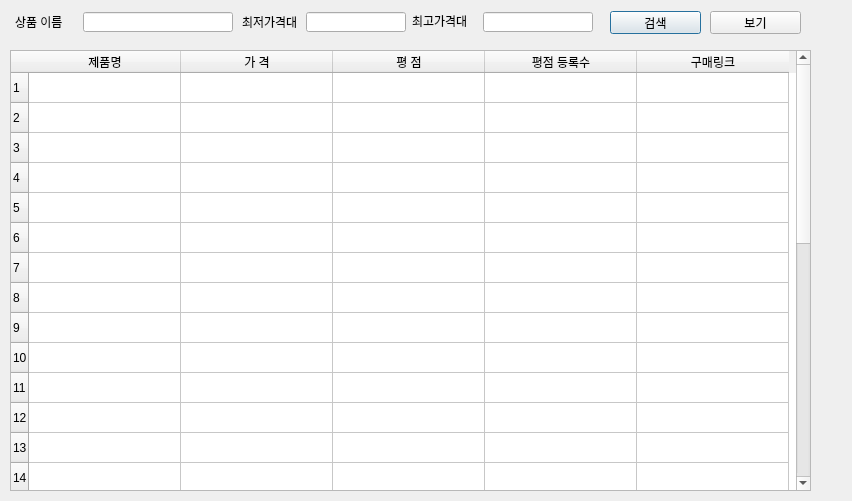
Before: the Qt Designer form python_work/pythonproject/dialog2.ui in huni0420/AI_4th_Class, drawn with Qt 5.
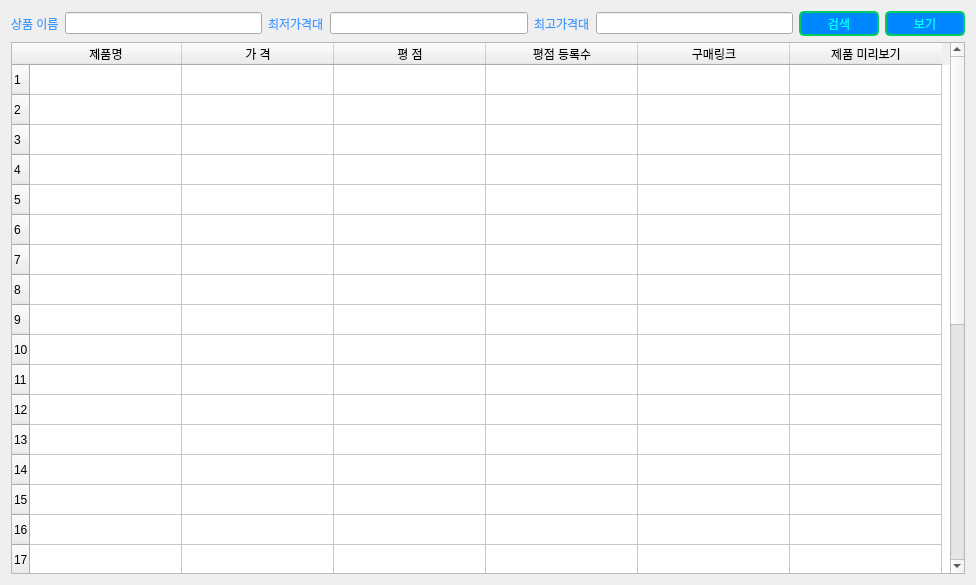
After: the same form once the commit is applied. Icons and pictures are not drawn.

What changed in the file:
```diff
--- a/python_work/pythonproject/dialog2.ui
+++ b/python_work/pythonproject/dialog2.ui
@@ -6,92 +6,111 @@
    <rect>
     <x>0</x>
     <y>0</y>
-    <width>852</width>
-    <height>501</height>
+    <width>976</width>
+    <height>585</height>
    </rect>
   </property>
+  <property name="minimumSize">
+   <size>
+    <width>840</width>
+    <height>585</height>
+   </size>
+  </property>
   <property name="windowTitle">
    <string>Dialog</string>
   </property>
+  <property name="styleSheet">
+   <string notr="true">QPushButton{
+	color: rgb(0, 255, 255);
+	background-color:  rgb(0, 135, 255);
+	border: 2px solid rgb(0, 204, 100);
+	border-radius: 5px;
+}
+QPushButton:pressed { background-color:rgb(35, 200, 100) }
+
+
+#Dialog{
+	background:url(&quot;C:/Users/KB/Desktop/sss/python_work/pythonProject/배경11.png&quot;)
+
+}
+QLabel{
+	color: rgb(58, 154, 255);
+}</string>
+  </property>
+  <layout class="QGridLayout" name="gridLayout">
+   <item row="0" column="0">
   <widget class="QLabel" name="label">
-   <property name="geometry">
-    <rect>
-     <x>15</x>
-     <y>12</y>
-     <width>71</width>
-     <height>20</height>
-    </rect>
-   </property>
    <property name="text">
     <string>상품 이름</string>
    </property>
   </widget>
+   </item>
+   <item row="0" column="1">
+    <widget class="QLineEdit" name="lineEdit">
+     <property name="toolTip">
+      <string>상품이름 입력</string>
+     </property>
+    </widget>
+   </item>
+   <item row="0" column="2">
   <widget class="QLabel" name="label_2">
-   <property name="geometry">
-    <rect>
-     <x>242</x>
-     <y>12</y>
-     <width>60</width>
-     <height>20</height>
-    </rect>
-   </property>
    <property name="text">
     <string>최저가격대</string>
    </property>
   </widget>
+   </item>
+   <item row="0" column="3">
+    <widget class="QLineEdit" name="lineEdit_2"/>
+   </item>
+   <item row="0" column="4">
   <widget class="QLabel" name="label_3">
-   <property name="geometry">
-    <rect>
-     <x>412</x>
-     <y>11</y>
-     <width>60</width>
-     <height>20</height>
-    </rect>
-   </property>
    <property name="text">
     <string>최고가격대</string>
    </property>
   </widget>
+   </item>
+   <item row="0" column="5">
+    <widget class="QLineEdit" name="lineEdit_3"/>
+   </item>
+   <item row="0" column="6">
   <widget class="QPushButton" name="pushButton">
-   <property name="geometry">
-    <rect>
-     <x>610</x>
-     <y>11</y>
-     <width>91</width>
-     <height>23</height>
-    </rect>
+     <property name="sizePolicy">
+      <sizepolicy hsizetype="Minimum" vsizetype="Fixed">
+       <horstretch>0</horstretch>
+       <verstretch>0</verstretch>
+      </sizepolicy>
+     </property>
+     <property name="minimumSize">
+      <size>
+       <width>80</width>
+       <height>25</height>
+      </size>
    </property>
    <property name="text">
     <string>검색</string>
    </property>
   </widget>
+   </item>
+   <item row="0" column="7">
   <widget class="QPushButton" name="pushButton_2">
-   <property name="geometry">
-    <rect>
-     <x>710</x>
-     <y>11</y>
-     <width>91</width>
-     <height>23</height>
-    </rect>
+     <property name="minimumSize">
+      <size>
+       <width>80</width>
+       <height>25</height>
+      </size>
    </property>
    <property name="text">
     <string>보기</string>
    </property>
   </widget>
+   </item>
+   <item row="1" column="0" colspan="8">
   <widget class="QTableWidget" name="tableWidget">
-   <property name="geometry">
-    <rect>
-     <x>10</x>
-     <y>50</y>
-     <width>801</width>
-     <height>441</height>
-    </rect>
-   </property>
    <property name="rowCount">
     <number>30</number>
    </property>
    <property name="columnCount">
-    <number>5</number>
+      <number>6</number>
    </property>
    <attribute name="horizontalHeaderDefaultSectionSize">
     <number>152</number>
@@ -160,37 +179,14 @@
      <string>구매링크</string>
     </property>
    </column>
-  </widget>
-  <widget class="QLineEdit" name="lineEdit">
-   <property name="geometry">
-    <rect>
-     <x>83</x>
-     <y>12</y>
-     <width>150</width>
-     <height>20</height>
-    </rect>
-   </property>
-  </widget>
-  <widget class="QLineEdit" name="lineEdit_2">
-   <property name="geometry">
-    <rect>
-     <x>306</x>
-     <y>12</y>
-     <width>100</width>
-     <height>20</height>
-    </rect>
-   </property>
-  </widget>
-  <widget class="QLineEdit" name="lineEdit_3">
-   <property name="geometry">
-    <rect>
-     <x>483</x>
-     <y>12</y>
-     <width>110</width>
-     <height>20</height>
-    </rect>
-   </property>
-  </widget>
+     <column>
+      <property name="text">
+       <string>제품 미리보기</string>
+      </property>
+     </column>
+    </widget>
+   </item>
+  </layout>
  </widget>
  <resources/>
  <connections/>
```
Lines whose indentation alone changed are shown as unchanged.
